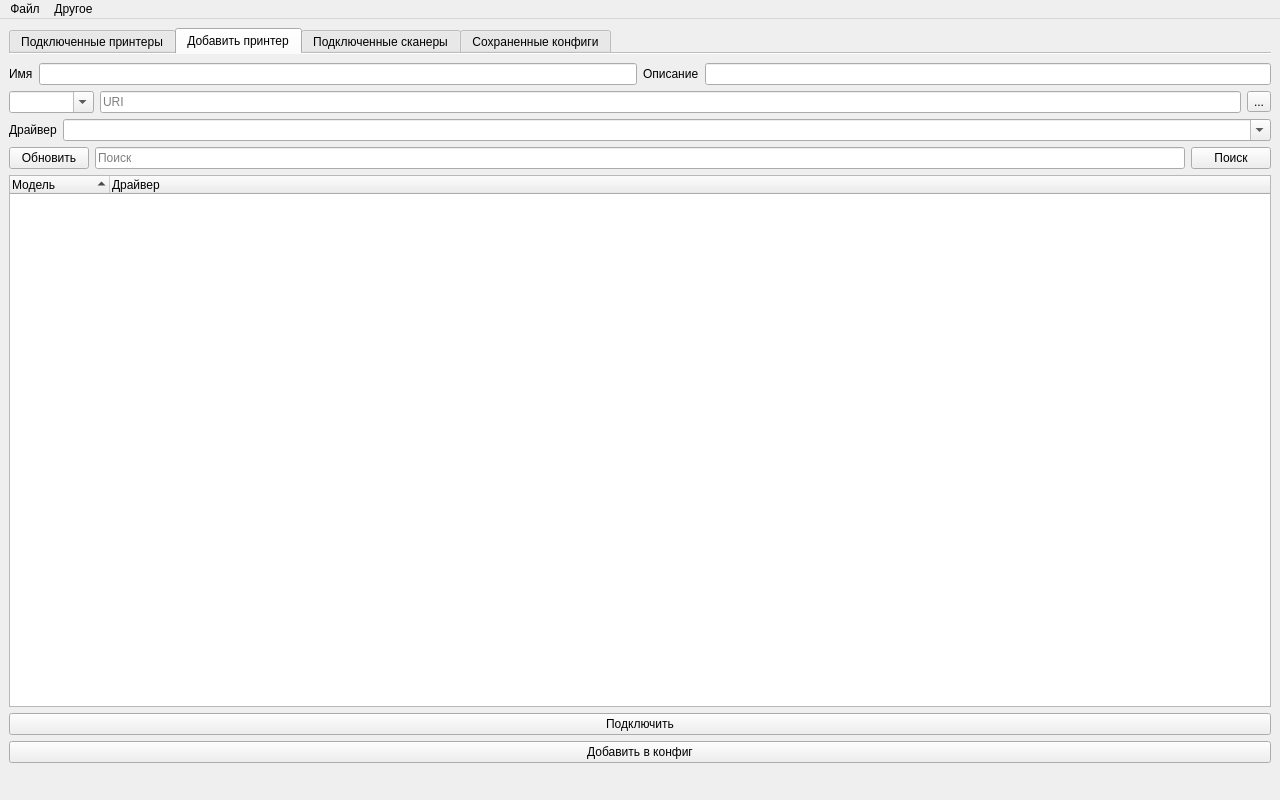
Old version of the form forms/main_window.ui in the repository Communist02/CUPS.
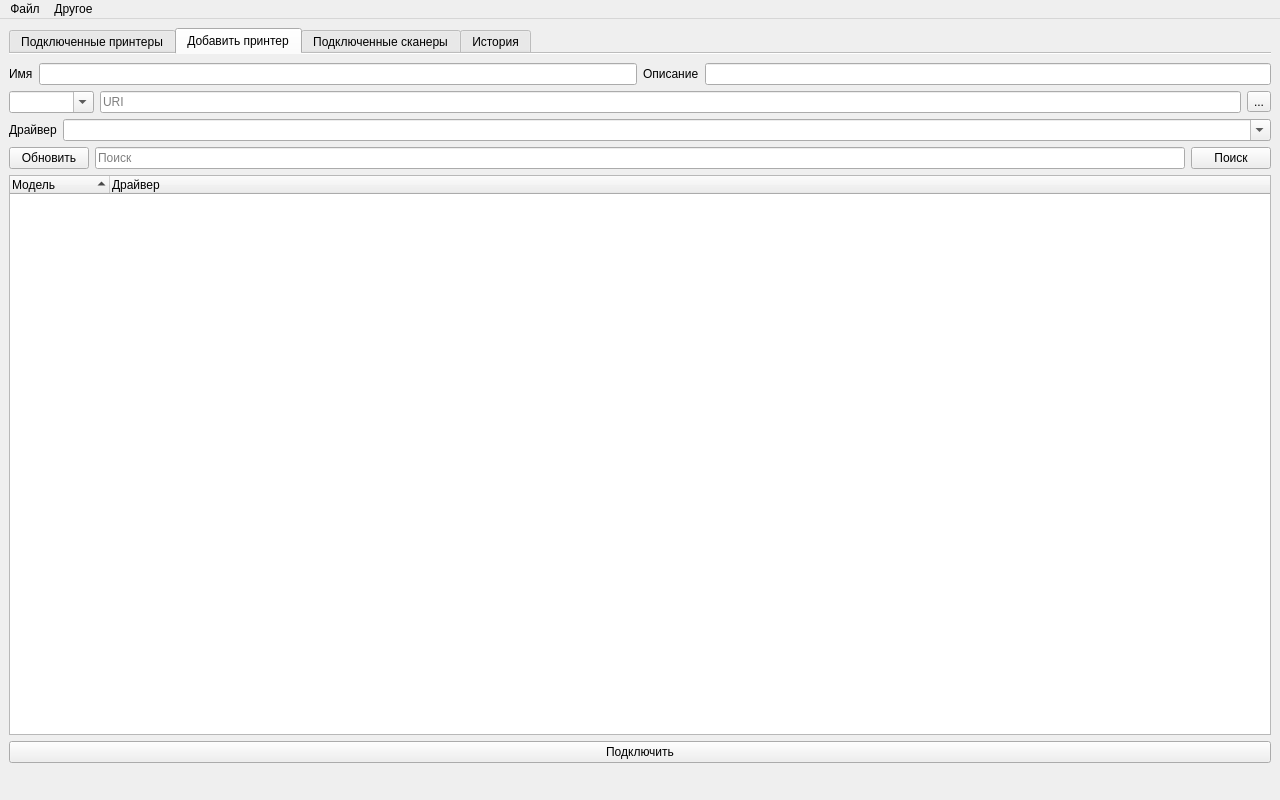
New version of the form. The open tabs and pages were chosen to show the change. Icons and pictures are not drawn.

Patch:
```diff
--- a/forms/main_window.ui
+++ b/forms/main_window.ui
@@ -246,13 +246,6 @@
           </property>
          </widget>
         </item>
-        <item>
-         <widget class="QPushButton" name="pushButton_add">
-          <property name="text">
-           <string>Добавить в конфиг</string>
-          </property>
-         </widget>
-        </item>
        </layout>
       </widget>
       <widget class="QWidget" name="tab_scan">
@@ -328,7 +321,7 @@
         <iconset theme="printer"/>
        </attribute>
        <attribute name="title">
-        <string>Сохраненные конфиги</string>
+        <string>История</string>
        </attribute>
        <layout class="QVBoxLayout" name="verticalLayout_4">
         <property name="leftMargin">
```
Left out of the diff: 5 changed lines with no effect on the pictures.
